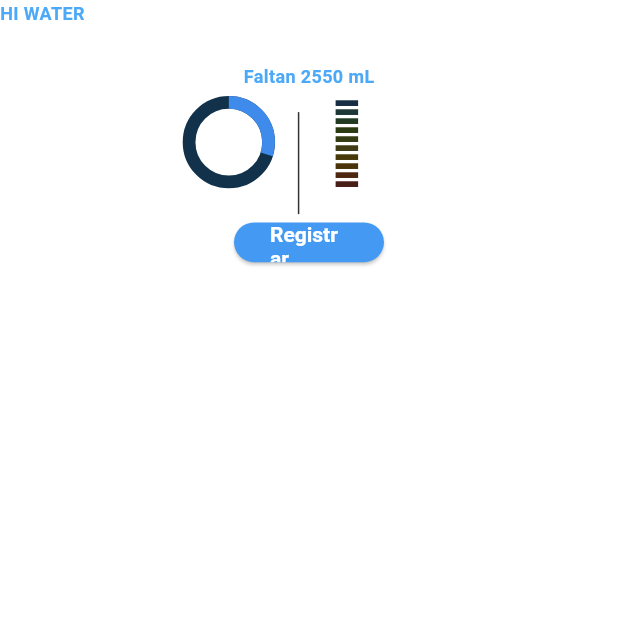
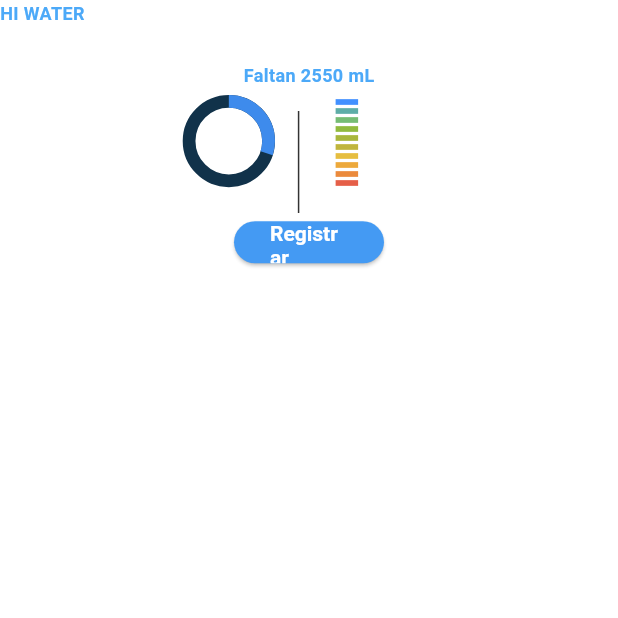
Before and after one commit to gnievap/water_counter_wear_app, a Flutter app: the screen it shows after launch, on a phone screen of 412 x 824 dp, the top half of it. Run offline on Flutter 3.47's test engine with Material 2 defaults, Android fonts, the phone set to English and light mode, and no system bars.

Commit message:
Adding value parameter to IntervalProgressBar class

```diff
--- a/lib/assets/interval_progress_bar.dart
+++ b/lib/assets/interval_progress_bar.dart
@@ -2,7 +2,12 @@
 import 'package:flutter/material.dart';
 
 class IntervalProgressBar extends StatefulWidget {
-  const IntervalProgressBar({Key? key}) : super(key: key);
+
+  final int value;
+
+  const IntervalProgressBar({Key? key, required this.value}) : super(key: key);
+
+
 
   @override
   State<IntervalProgressBar> createState() =>
@@ -11,6 +16,33 @@ class IntervalProgressBar extends StatefulWidget {
 
 class _IntervalProgressBarState extends
 State<IntervalProgressBar> {
+
+  List darkColors = [
+    const Color.fromARGB(255, 22, 45, 67),
+    const Color.fromARGB(255, 28, 55, 53),
+    const Color.fromARGB(255, 33, 59, 34),
+    const Color.fromARGB(255, 42, 59, 17),
+    const Color.fromARGB(255, 50, 59, 18),
+    const Color.fromARGB(255, 63, 60, 21),
+    const Color.fromARGB(255, 71, 57, 9),
+    const Color.fromARGB(255, 75, 51, 9),
+    const Color.fromARGB(255, 77, 40, 15),
+    const Color.fromARGB(255, 71, 29, 23)
+  ];
+
+  List brightColors = [
+    const Color.fromARGB(255, 66, 144, 255),
+    const Color.fromARGB(255, 94, 173, 167),
+    const Color.fromARGB(255, 118, 188, 116),
+    const Color.fromARGB(255, 145, 186, 62),
+    const Color.fromARGB(255, 169, 183, 60),
+    const Color.fromARGB(255, 192, 181, 60),
+    const Color.fromARGB(255, 230, 190, 64),
+    const Color.fromARGB(255, 237, 169, 59),
+    const Color.fromARGB(255, 235, 138, 60),
+    const Color.fromARGB(255, 229, 95, 72),
+  ];
+
   @override
   Widget build(BuildContext context) {
     return Row(
@@ -25,73 +57,36 @@ State<IntervalProgressBar> {
   }
 
   Widget _bar(){
-    // dark colors
-    // 22, 45, 67
-    // 28, 55, 53
-    // 33, 59, 34
-    // 42, 59, 17
-    // 50, 59, 18
-    // 63, 60, 21
-    // 71, 57, 9
-    // 75, 51, 9
-    // 77, 40, 15
-    // 71, 29, 23
 
+    List actualColors;
 
-    // bright colors
-    // 66, 144, 255
-    // 94, 173, 167
-    // 118, 188, 116
-    // 145, 186, 62
-    // 169, 183, 60
-    // 192, 181, 60
-    // 230, 190, 64
-    // 237, 169, 59
-    // 235, 138, 60
-    // 229, 95, 72
-
+    if ( widget.value == 0){
+      actualColors = darkColors;
+    }
+    else {
+      actualColors = brightColors;
+    }
     return Column(
       children: [
-
-        _interval(customColor: const Color.fromARGB(255, 22, 45, 67)),
+        _interval(customColor: actualColors[0] ),
         _separator(),
-        _interval(customColor: const Color.fromARGB(255, 28, 55, 53)),
+        _interval(customColor: actualColors[1]),
         _separator(),
-        _interval(customColor: const Color.fromARGB(255, 33, 59, 34)),
+        _interval(customColor: actualColors[2]),
         _separator(),
-        _interval(customColor: const Color.fromARGB(255, 42, 59, 17)),
+        _interval(customColor: actualColors[3]),
         _separator(),
-        _interval(customColor: const Color.fromARGB(255, 50, 59, 18)),
+        _interval(customColor: actualColors[4]),
         _separator(),
-        _interval(customColor: const Color.fromARGB(255, 63, 60, 21)),
+        _interval(customColor: actualColors[5]),
         _separator(),
-        _interval(customColor: const Color.fromARGB(255, 71, 57, 9)),
+        _interval(customColor: actualColors[6]),
         _separator(),
-        _interval(customColor: const Color.fromARGB(255, 75, 51, 9)),
+        _interval(customColor: actualColors[7]),
         _separator(),
-        _interval(customColor: const Color.fromARGB(255, 77, 40, 15)),
+        _interval(customColor: actualColors[8]),
         _separator(),
-        _interval(customColor: const Color.fromARGB(255, 71, 29, 23)),
-
-        // _interval(customColor: const Color.fromARGB(255, 66, 144, 255)),
-        // _separator(),
-        // _interval(customColor: const Color.fromARGB(255, 94, 173, 167)),
-        // _separator(),
-        // _interval(customColor: const Color.fromARGB(255, 118, 188, 116)),
-        // _separator(),
-        // _interval(customColor: const Color.fromARGB(255, 145, 186, 62)),
-        // _separator(),
-        // _interval(customColor: const Color.fromARGB(255, 169, 183, 60)),
-        // _separator(),
-        // _interval(customColor: const Color.fromARGB(255, 192, 181, 60)),
-        // _separator(),
-        // _interval(customColor: const Color.fromARGB(255, 230, 190, 64)),
-        // _separator(),
-        // _interval(customColor: const Color.fromARGB(255, 237, 169, 59)),
-        // _separator(),
-        // _interval(customColor: const Color.fromARGB(255, 235, 138, 60)),
-        // _separator(),
-        // _interval(customColor: const Color.fromARGB(255, 229, 95, 72)),
+        _interval(customColor: actualColors[9]),
       ],
     );
   }
--- a/lib/screens/start_screen.dart
+++ b/lib/screens/start_screen.dart
@@ -107,7 +107,7 @@ class _StartScreenState extends State<StartScreen> {
   Widget _logButton(){
     return Center(
       child: ConstrainedBox(
-        constraints: const BoxConstraints.tightFor(width: 100, height: 26.5),
+        constraints: const BoxConstraints.tightFor(width: 100, height: 28.0),
         child: ElevatedButton(
           onPressed: () { },
           child: const Text('Registrar'),
@@ -145,7 +145,7 @@ Widget _smallDivider(){
   Widget _hydration(){
     return Column(
       children: [
-        const IntervalProgressBar(),
+        const IntervalProgressBar(value: 1),
         Text(
           'Hidratación',
           style: Theme.of(context).textTheme.bodySmall,
```
